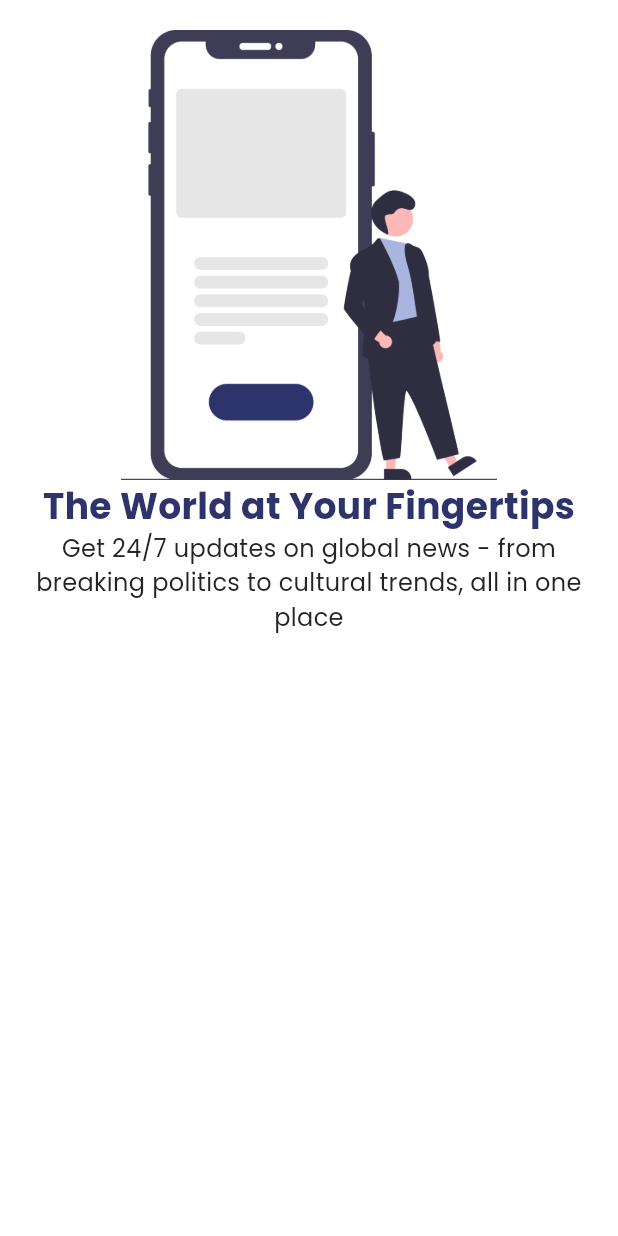
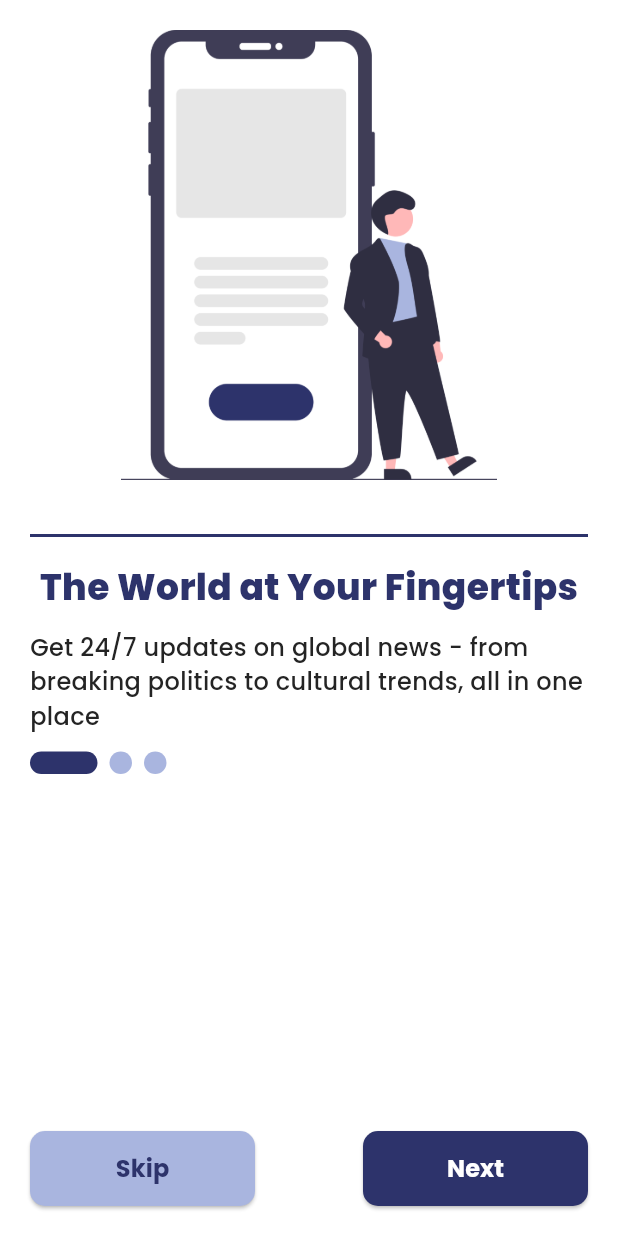
Before and after one commit to yoga220802/news_hive, a Flutter app: the screen it shows after launch, on a phone screen of 412 x 824 dp. Run offline on Flutter 3.47's test engine with Material 3 defaults, Android fonts, the phone set to English and light mode, and no system bars; drawn by our look-alikes of smooth_page_indicator; our stand-ins replace flutter_screenutil, google_fonts.

Commit message:
feat(ui): add introduction page with navigation, enhance UI components, and update fontstyle helper

```diff
--- a/lib/view/introduction_screen.dart
+++ b/lib/view/introduction_screen.dart
@@ -1,5 +1,7 @@
 import 'package:flutter/material.dart';
+import 'package:news_hive/view/login.dart';
 import 'package:news_hive/view/utils/helper.dart';
+import 'package:smooth_page_indicator/smooth_page_indicator.dart';
 
 class IntroductionScreen extends StatefulWidget {
   const IntroductionScreen({super.key});
@@ -58,24 +60,119 @@ class _IntroductionScreenState extends State<IntroductionScreen> {
                   child: Column(
                     children: [
                       Image.asset(pageList[index]['image'], height: 300),
-                      vsLarge,
+                      vsXLarge,
+                      Container(height: 2, color: cPrimary),
+                      vsMedium,
                       Text(
                         pageList[index]['title'],
-                        style: tsHeadLine3.copyWith(
+                        style: poppinsStyle(
+                          fontSize: tsHeadLine3,
+                          fontWeight: fBold,
                           color: cPrimary,
-                          fontWeight: fBold,
                         ),
                       ),
-                      vsLarge,
                       vsSmall,
                       Text(
                         pageList[index]['subTitle'],
-                        textAlign: TextAlign.center,
-                        style: tsSubtitle1.copyWith(
+                        textAlign: TextAlign.start,
+                        style: poppinsStyle(
+                          fontSize: tsSubtitle1,
+                          fontWeight: fRegular,
                           color: cBlack,
-                          fontWeight: fRegular,
                         ),
                       ),
+                      vsSmall,
+                      Align(
+                        alignment: Alignment.centerLeft,
+                        child: SmoothPageIndicator(
+                          controller: _pageController,
+                          count: pageList.length,
+                          effect: ExpandingDotsEffect(
+                            activeDotColor: cPrimary,
+                            dotColor: cLinear,
+                            dotHeight: 15,
+                            dotWidth: 15,
+                            expansionFactor: 3,
+                          ),
+                        ),
+                      ),
+                      Spacer(),
+                      if (index == pageList.length - 1)
+                        ElevatedButton(
+                          style: ElevatedButton.styleFrom(
+                            backgroundColor: cPrimary,
+                            shape: RoundedRectangleBorder(
+                              borderRadius: BorderRadius.circular(10),
+                            ),
+                            minimumSize: const Size(372, 50),
+                          ),
+                          onPressed: () {
+                            // Navigasi ke halaman LoginScreen
+                            Navigator.pushReplacement(
+                              context,
+                              MaterialPageRoute(
+                                builder: (context) => const LoginScreen(),
+                              ),
+                            );
+                          },
+                          child: Text(
+                            'Get Started',
+                            style: poppinsStyle(
+                              fontSize: tsSubtitle1,
+                              fontWeight: fSemiBold,
+                              color: cWhite,
+                            ),
+                          ),
+                        )
+                      else
+                        Row(
+                          mainAxisAlignment: MainAxisAlignment.spaceBetween,
+                          children: [
+                            ElevatedButton(
+                              style: ElevatedButton.styleFrom(
+                                backgroundColor: cLinear,
+                                shape: RoundedRectangleBorder(
+                                  borderRadius: BorderRadius.circular(10),
+                                ),
+                                minimumSize: const Size(150, 50),
+                              ),
+                              onPressed: () {
+                                _pageController.jumpToPage(pageList.length - 1);
+                              },
+                              child: Text(
+                                'Skip',
+                                style: poppinsStyle(
+                                  fontSize: tsSubtitle1,
+                                  fontWeight: fSemiBold,
+                                  color: cPrimary,
+                                ),
+                              ),
+                            ),
+                            ElevatedButton(
+                              style: ElevatedButton.styleFrom(
+                                backgroundColor: cPrimary,
+                                shape: RoundedRectangleBorder(
+                                  borderRadius: BorderRadius.circular(10),
+                                ),
+                                minimumSize: const Size(150, 50),
+                              ),
+                              onPressed: () {
+                                _pageController.nextPage(
+                                  duration: const Duration(milliseconds: 300),
+                                  curve: Curves.easeIn,
+                                );
+                              },
+                              child: Text(
+                                'Next',
+                                style: poppinsStyle(
+                                  fontSize: tsSubtitle1,
+                                  fontWeight: fSemiBold,
+                                  color: cWhite,
+                                ),
+                              ),
+                            ),
+                          ],
+                        ),
                     ],
                   ),
                 );
--- a/lib/view/splash_screen.dart
+++ b/lib/view/splash_screen.dart
@@ -12,7 +12,6 @@ class SplashScreen extends StatefulWidget {
 class _SplashScreenState extends State<SplashScreen> {
   @override
   void initState() {
-    // TODO: implement initState
     Future.delayed(Duration(seconds: 3), () {
       // Navigate to the next screen after the splash screen
       Navigator.pushReplacement(
--- a/lib/view/utils/helper.dart
+++ b/lib/view/utils/helper.dart
@@ -2,37 +2,37 @@ import 'package:flutter/material.dart';
 import 'package:google_fonts/google_fonts.dart';
 
 // Colors
-Color buildColor(int r, int g, int b, double opacity) {
-  return Color.fromRGBO(r, g, b, opacity);
-}
-
-Color cPrimary = buildColor(45, 51, 107, 1);
-Color cTextWhite = buildColor(255, 255, 255, 1);
-Color cTextBlue = buildColor(42, 45, 147, 1);
-Color cLinear = buildColor(169, 181, 223, 1);
-Color cWhite = buildColor(255, 255, 255, 1);
-Color cBlack = buildColor(36, 36, 36, 1);
-Color cGrey = buildColor(83, 83, 83, 1);
-Color cError = buildColor(255, 34, 34, 1);
-Color cSuccess = buildColor(0, 85, 0, 1);
+const Color cPrimary = Color.fromRGBO(45, 51, 107, 1);
+const Color cTextWhite = Color.fromRGBO(255, 255, 255, 1);
+const Color cTextBlue = Color.fromRGBO(42, 45, 147, 1);
+const Color cLinear = Color.fromRGBO(169, 181, 223, 1);
+const Color cWhite = Color.fromRGBO(255, 255, 255, 1);
+const Color cBlack = Color.fromRGBO(36, 36, 36, 1);
+const Color cGrey = Color.fromRGBO(83, 83, 83, 1);
+const Color cError = Color.fromRGBO(255, 34, 34, 1);
+const Color cSuccess = Color.fromRGBO(0, 85, 0, 1);
 
 // SizedBox
 
 // Height: Vertical Space
-const Widget hsSuperTiny = SizedBox(height: 4);
-const Widget hsTiny = SizedBox(height: 8);
-const Widget hsSmall = SizedBox(height: 12);
-const Widget hsMedium = SizedBox(height: 16);
-const Widget hsLarge = SizedBox(height: 24);
-const Widget hsXLarge = SizedBox(height: 36);
+var customvs = (int size) => SizedBox(height: size.toDouble());
+
+const Widget vsSuperTiny = SizedBox(height: 4);
+const Widget vsTiny = SizedBox(height: 8);
+const Widget vsSmall = SizedBox(height: 12);
+const Widget vsMedium = SizedBox(height: 16);
+const Widget vsLarge = SizedBox(height: 24);
+const Widget vsXLarge = SizedBox(height: 36);
 
 // Width: Horizontal Space
-const Widget vsSuperTiny = SizedBox(width: 4);
-const Widget vsTiny = SizedBox(width: 8);
-const Widget vsSmall = SizedBox(width: 12);
-const Widget vsMedium = SizedBox(width: 16);
-const Widget vsLarge = SizedBox(width: 24);
-const Widget vsXLarge = SizedBox(width: 36);
+var customhs = (int size) => SizedBox(width: size.toDouble());
+
+const Widget hsSuperTiny = SizedBox(width: 4);
+const Widget hsTiny = SizedBox(width: 8);
+const Widget hsSmall = SizedBox(width: 12);
+const Widget hsMedium = SizedBox(width: 16);
+const Widget hsLarge = SizedBox(width: 24);
+const Widget hsXLarge = SizedBox(width: 36);
 
 // Border
 OutlineInputBorder buildBorder({
@@ -52,7 +52,7 @@ OutlineInputBorder enabledBorder = buildBorder(color: cBlack);
 
 // FontWeight
 FontWeight buildFontWeight(int weight) {
-  return FontWeight.values[(weight ~/ 100) - 1];
+  return FontWeight.values[weight ~/ 100];
 }
 
 FontWeight fThin = buildFontWeight(100);
@@ -65,15 +65,33 @@ FontWeight fBold = buildFontWeight(700);
 FontWeight fExtraBold = buildFontWeight(800);
 
 // TextStyle
-TextStyle buildTextStyle(double fontSize) {
-  return GoogleFonts.poppins(fontSize: fontSize);
+// TextStyle tsHeadLine1 = GoogleFonts.poppins(fontSize: 40);
+// TextStyle tsHeadLine2 = GoogleFonts.poppins(fontSize: 34);
+// TextStyle tsHeadLine3 = GoogleFonts.poppins(fontSize: 24);
+// TextStyle tsHeadLine4 = GoogleFonts.poppins(fontSize: 20);
+// TextStyle tsSubtitle1 = GoogleFonts.poppins(fontSize: 16);
+// TextStyle tsSubtitle2 = GoogleFonts.poppins(fontSize: 14);
+// TextStyle tsCaption = GoogleFonts.poppins(fontSize: 12);
+// TextStyle tsOverline = GoogleFonts.poppins(fontSize: 10);
+
+// Font Sizes
+const double tsHeadLine1 = 40;
+const double tsHeadLine2 = 34;
+const double tsHeadLine3 = 24;
+const double tsHeadLine4 = 20;
+const double tsSubtitle1 = 16;
+const double tsSubtitle2 = 14;
+const double tsCaption = 12;
+const double tsOverline = 10;
+
+TextStyle poppinsStyle({
+  required double fontSize,
+  FontWeight fontWeight = FontWeight.w400,
+  Color color = Colors.black,
+}) {
+  return GoogleFonts.poppins(
+    fontSize: fontSize,
+    fontWeight: fontWeight,
+    color: color,
+  );
 }
-
-TextStyle tsHeadLine1 = buildTextStyle(40);
-TextStyle tsHeadLine2 = buildTextStyle(34);
-TextStyle tsHeadLine3 = buildTextStyle(24);
-TextStyle tsHeadLine4 = buildTextStyle(20);
-TextStyle tsSubtitle1 = buildTextStyle(16);
-TextStyle tsSubtitle2 = buildTextStyle(14);
-TextStyle tsCaption = buildTextStyle(12);
-TextStyle tsOverline = buildTextStyle(10);
```
Also changed, not shown: lib/view/login.dart (added, +24 -0 lines).
